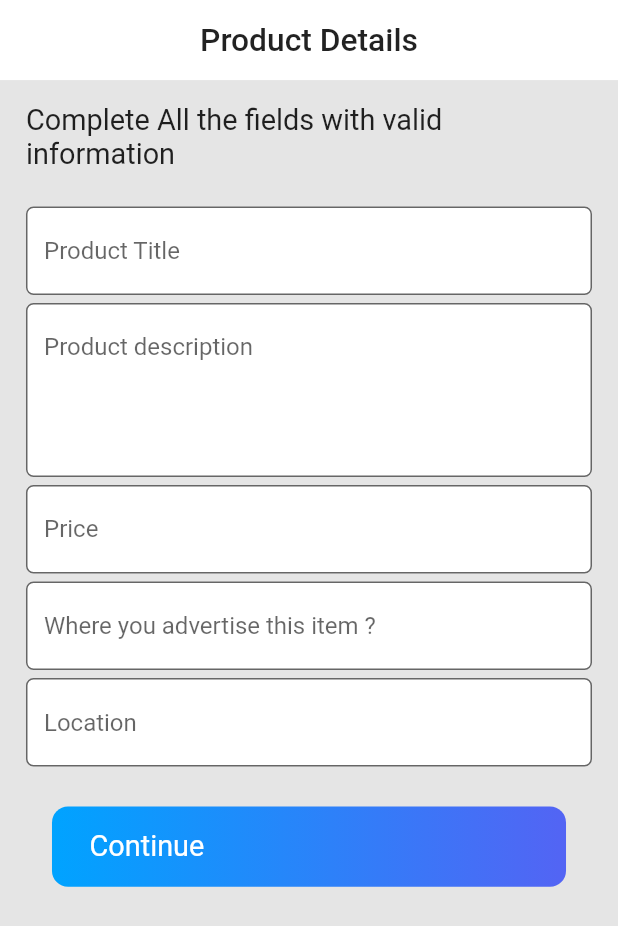
After one commit to Sohag-84/peer_vendors_ecommerce_ui, a Flutter app: the SellScreenThree screen opened by its route, on a phone screen of 412 x 824 dp. The commit adds this screen. Shown: the top 926 px of the screen. Run offline on Flutter 3.47's test engine with Material 2 defaults, Android fonts, the phone set to English and light mode, and no system bars; our stand-ins replace flutter_screenutil, get.

Commit message:
screen-2 and screen-3 is designed

```diff
--- a/lib/main.dart
+++ b/lib/main.dart
@@ -26,7 +26,6 @@ class MyApp extends StatelessWidget {
       builder: (BuildContext context, Widget? child) {
         return GetMaterialApp(
           debugShowCheckedModeBanner: false,
-          //home: (),
           initialRoute: mySellScreenOne,
           getPages: pages,
         );
--- a/lib/routes/routes.dart
+++ b/lib/routes/routes.dart
@@ -4,11 +4,13 @@ import 'package:get/get.dart';
 import '../views/authentication_screen.dart';
 import '../views/choose_language_screen.dart';
 import '../views/login_screen.dart';
-import '../views/my_sell_screen_1.dart';
+import '../views/sell_screen_1.dart';
 import '../views/otp_screen.dart';
 import '../views/pages/navigationbar_page.dart';
 import '../views/pages/onboarding_pages.dart';
 import '../views/register_screen.dart';
+import '../views/sell_screen_2.dart';
+import '../views/sell_screen_3.dart';
 import '../views/splash_screen.dart';
 import '../views/success_screen.dart';
 
@@ -22,6 +24,8 @@ const String successScreen = '/success-screen';
 const String loginScreen = '/login-screen';
 const String bottomNavigationPage = '/bottomNavigation-screen';
 const String mySellScreenOne = '/sellOne-screen';
+const String sellScreenTwo = '/sellTwo-screen';
+const String sellScreenThree = '/sellThree-screen';
 
 List<GetPage> pages = [
   GetPage(name: splashScreen, page: () => SplashScreen()),
@@ -34,4 +38,6 @@ List<GetPage> pages = [
   GetPage(name: loginScreen, page: () => LoginScreen()),
   GetPage(name: bottomNavigationPage, page: () => NavigationbarPage()),
   GetPage(name: mySellScreenOne, page: () => MySellScreenOne()),
+  GetPage(name: sellScreenTwo, page: () => SellScreenTwo()),
+  GetPage(name: sellScreenThree, page: () => SellScreenThree()),
 ];
--- a/lib/views/my_sell_screen_1.dart
+++ b/lib/views/sell_screen_1.dart
@@ -2,7 +2,9 @@
 
 import 'package:flutter/material.dart';
 import 'package:flutter_screenutil/flutter_screenutil.dart';
+import 'package:get/get.dart';
 import 'package:peer_vendors_ecommerce_ui/constant/colors.dart';
+import 'package:peer_vendors_ecommerce_ui/routes/routes.dart';
 
 import '../widget/custom_radio_button.dart';
 import '../widget/custom_title_subtitle.dart';
@@ -51,6 +53,7 @@ class _MySellScreenOneState extends State<MySellScreenOne> {
                 setState(
                   () {
                     category = value.toString();
+                    Get.toNamed(sellScreenTwo);
                   },
                 );
               },
--- /dev/null
+++ b/lib/views/sell_screen_3.dart
@@ -0,0 +1,74 @@
+// ignore_for_file: prefer_const_constructors
+
+import 'package:flutter/material.dart';
+import 'package:flutter_screenutil/flutter_screenutil.dart';
+
+import '../constant/colors.dart';
+import '../widget/custom_button.dart';
+import '../widget/custom_title_subtitle.dart';
+
+class SellScreenThree extends StatelessWidget {
+  const SellScreenThree({Key? key}) : super(key: key);
+
+  @override
+  Widget build(BuildContext context) {
+    return Scaffold(
+      backgroundColor: BackgroundColor.bg_color,
+      body: SafeArea(
+        child: ListView(
+          // ignore: prefer_const_literals_to_create_immutables
+          children: [
+            customTitleSubtitle(
+              title: "Product Details",
+              subtitle: "Complete All the fields with valid\ninformation",
+            ),
+            SizedBox(height: 26.h),
+            Padding(
+              padding: EdgeInsets.symmetric(horizontal: 18.w),
+              child: Column(
+                children: [
+                  textField(hintText: "Product Title"),
+                  SizedBox(height: 6.h),
+                  TextField(
+                    keyboardType: TextInputType.multiline,
+                    maxLines: 4,
+                    decoration: InputDecoration(
+                      hintText: "Product description",
+                      fillColor: Colors.white,
+                      filled: true,
+                      border: OutlineInputBorder(
+                          borderRadius: BorderRadius.circular(5)),
+                    ),
+                  ),
+                  SizedBox(height: 6.h),
+                  textField(hintText: "Price"),
+                  SizedBox(height: 6.h),
+                  textField(hintText: "Where you advertise this item ?"),
+                  SizedBox(height: 6.h),
+                  textField(hintText: "Location"),
+                  SizedBox(height: 30.h),
+                  CustomButton(
+                    text: "Continue",
+                    onTap: () => Text("data"),
+                  ),
+                  SizedBox(height: 30.h),
+                ],
+              ),
+            ),
+          ],
+        ),
+      ),
+    );
+  }
+
+  TextField textField({required String hintText}) {
+    return TextField(
+      decoration: InputDecoration(
+        hintText: hintText,
+        fillColor: Colors.white,
+        filled: true,
+        border: OutlineInputBorder(borderRadius: BorderRadius.circular(5)),
+      ),
+    );
+  }
+}
```
Also changed, not shown: lib/views/sell_screen_2.dart (added, +78 -0 lines), lib/views/sell_screen_two.dart (deleted, +0 -9 lines).
